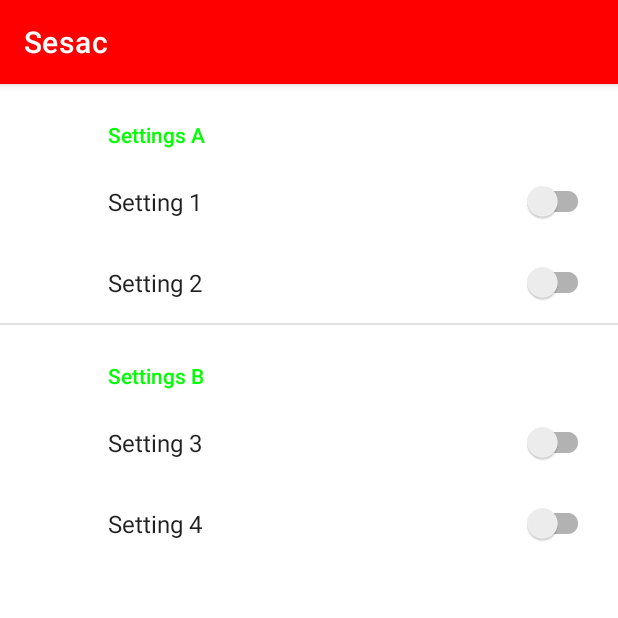
After one commit to Hong-Mu/sesac-android, an Android app: the C56Activity screen opened directly, with no data from a screen before it, on a phone screen of 412 x 824 dp, the top half of it. The commit adds this screen. Run offline under Robolectric (Android 15) with nearby library versions, the phone set to English and light mode, and no system bars; our stand-ins replace androidx.preference.

Commit message:
C56: Setting (preference-ktx)
viewmodel 버전 명시하여 충돌 해제

```diff
--- a/app/build.gradle
+++ b/app/build.gradle
@@ -46,4 +46,7 @@
     androidTestImplementation 'androidx.test.espresso:espresso-core:3.4.0'
 
     runtimeOnly 'org.jetbrains.kotlinx:kotlinx-coroutines-android:1.6.4'
+    implementation 'androidx.preference:preference-ktx:1.2.0'
+    // viewmodel 충돌 해제
+    implementation 'androidx.lifecycle:lifecycle-viewmodel-ktx:2.5.1'
 }
--- a/app/src/main/java/com/hongmu/sesac/MainActivity.kt
+++ b/app/src/main/java/com/hongmu/sesac/MainActivity.kt
@@ -15,6 +15,7 @@
         setContentView(binding.root)
 
         binding.recyclerView.adapter = ActivityAdapter(listOf(
+            C56Activity::class.java,
             C55Activity::class.java,
             C53Activity::class.java,
             C52Activity::class.java,
--- /dev/null
+++ b/app/src/main/java/com/hongmu/sesac/activities/C56Activity.kt
@@ -0,0 +1,12 @@
+package com.hongmu.sesac.activities
+
+import androidx.appcompat.app.AppCompatActivity
+import android.os.Bundle
+import com.hongmu.sesac.R
+
+class C56Activity : AppCompatActivity() {
+    override fun onCreate(savedInstanceState: Bundle?) {
+        super.onCreate(savedInstanceState)
+        setContentView(R.layout.activity_c56)
+    }
+}
--- /dev/null
+++ b/app/src/main/java/com/hongmu/sesac/fragments/SettingsFragment.kt
@@ -0,0 +1,15 @@
+package com.hongmu.sesac.fragments
+
+import android.os.Bundle
+import androidx.fragment.app.Fragment
+import android.view.LayoutInflater
+import android.view.View
+import android.view.ViewGroup
+import androidx.preference.PreferenceFragmentCompat
+import com.hongmu.sesac.R
+
+class SettingsFragment : PreferenceFragmentCompat() {
+    override fun onCreatePreferences(savedInstanceState: Bundle?, rootKey: String?) {
+        setPreferencesFromResource(R.xml.settings, rootKey)
+    }
+}
--- a/app/src/main/res/values/strings.xml
+++ b/app/src/main/res/values/strings.xml
@@ -23,4 +23,6 @@
         <item>경상북도</item>
         <item>광주광역시</item>
     </string-array>
+    <!-- TODO: Remove or change this placeholder text -->
+    <string name="hello_blank_fragment">Hello blank fragment</string>
 </resources>
--- /dev/null
+++ b/app/src/main/res/xml/settings.xml
@@ -0,0 +1,23 @@
+<?xml version="1.0" encoding="utf-8"?>
+<PreferenceScreen xmlns:android="http://schemas.android.com/apk/res/android">
+    <PreferenceCategory
+        android:key="CATEGORY_A"
+        android:title="Settings A">
+        <SwitchPreferenceCompat
+            android:key="KEY_1"
+            android:title="Setting 1"/>
+        <SwitchPreferenceCompat
+            android:key="KEY_2"
+            android:title="Setting 2"/>
+    </PreferenceCategory>
+    <PreferenceCategory
+        android:key="CATEGORY_B"
+        android:title="Settings B">
+        <SwitchPreferenceCompat
+            android:key="KEY_3"
+            android:title="Setting 3"/>
+        <SwitchPreferenceCompat
+            android:key="KEY_4"
+            android:title="Setting 4"/>
+    </PreferenceCategory>
+</PreferenceScreen>
```
Also changed, not shown: app/src/main/AndroidManifest.xml (+7 -0 lines), app/src/main/res/layout/activity_c56.xml (added, +9 -0 lines), app/src/main/res/layout/fragment_settings.xml (added, +14 -0 lines).
